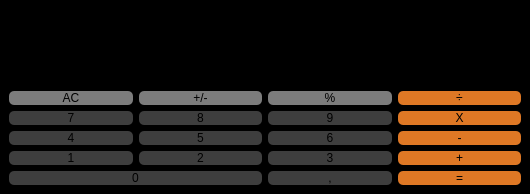
First picture: the form in mainwindow.ui, repository loganbaby/37_1, before the edit.
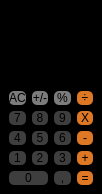
Second picture: the form after the edit.

The edit to the form file:
```diff
--- a/mainwindow.ui
+++ b/mainwindow.ui
@@ -6,7 +6,7 @@
    <rect>
     <x>0</x>
     <y>0</y>
-    <width>530</width>
+    <width>102</width>
     <height>194</height>
    </rect>
   </property>
@@ -18,33 +18,10 @@
   </property>
   <widget class="QWidget" name="centralwidget">
    <layout class="QGridLayout" name="gridLayout">
-    <item row="0" column="0" colspan="4">
-     <widget class="QLabel" name="label">
-      <property name="styleSheet">
-       <string notr="true">background-color: rgb(0, 0, 0);
-color:&quot;white&quot;;</string>
-      </property>
-      <property name="text">
-       <string>0</string>
-      </property>
-     </widget>
-    </item>
-    <item row="3" column="3">
-     <widget class="QPushButton" name="pushButton_minus">
-      <property name="styleSheet">
-       <string notr="true">QPushButton {
-   color:&quot;white&quot;;
-	background-color: rgb(222, 120, 37);
-border-radius:5px;
-}</string>
-      </property>
-      <property name="text">
-       <string>-</string>
-      </property>
-     </widget>
-    </item>
-    <item row="3" column="1">
-     <widget class="QPushButton" name="pushButton_num_5">
+    <item row="1" column="1" colspan="2">
+     <layout class="QGridLayout" name="gridLayout_2">
+      <item row="2" column="2">
+       <widget class="QPushButton" name="pushButton_num_9">
       <property name="styleSheet">
        <string notr="true">QPushButton {
    color:&quot;white&quot;;
@@ -55,7 +32,7 @@
 }</string>
       </property>
       <property name="text">
-       <string>5</string>
+         <string>9</string>
       </property>
      </widget>
     </item>
@@ -73,6 +50,22 @@
       </property>
      </widget>
     </item>
+      <item row="1" column="1">
+       <widget class="QPushButton" name="pushButton_change_tip">
+        <property name="styleSheet">
+         <string notr="true">QPushButton {
+   c
+	color: rgb(0, 0, 0);
+	
+	background-color: rgb(124, 124, 124);
+border-radius:5px;
+}</string>
+        </property>
+        <property name="text">
+         <string>+/-</string>
+        </property>
+       </widget>
+      </item>
     <item row="1" column="2">
      <widget class="QPushButton" name="pushButton_mod">
       <property name="styleSheet">
@@ -89,54 +82,6 @@
       </property>
      </widget>
     </item>
-    <item row="3" column="0">
-     <widget class="QPushButton" name="pushButton_num_4">
-      <property name="styleSheet">
-       <string notr="true">QPushButton {
-   color:&quot;white&quot;;
-	
-	
-	background-color: rgb(62, 62, 62);
-border-radius:5px;
-}</string>
-      </property>
-      <property name="text">
-       <string>4</string>
-      </property>
-     </widget>
-    </item>
-    <item row="4" column="2">
-     <widget class="QPushButton" name="pushButton_num_3">
-      <property name="styleSheet">
-       <string notr="true">QPushButton {
-   color:&quot;white&quot;;
-	
-	
-	background-color: rgb(62, 62, 62);
-border-radius:5px;
-}</string>
-      </property>
-      <property name="text">
-       <string>3</string>
-      </property>
-     </widget>
-    </item>
-    <item row="2" column="0">
-     <widget class="QPushButton" name="pushButton_num_7">
-      <property name="styleSheet">
-       <string notr="true">QPushButton {
-   color:&quot;white&quot;;
-	
-	
-	background-color: rgb(62, 62, 62);
-border-radius:5px;
-}</string>
-      </property>
-      <property name="text">
-       <string>7</string>
-      </property>
-     </widget>
-    </item>
     <item row="4" column="0">
      <widget class="QPushButton" name="pushButton_num_1">
       <property name="styleSheet">
@@ -153,6 +98,52 @@
       </property>
      </widget>
     </item>
+      <item row="2" column="1">
+       <widget class="QPushButton" name="pushButton_num_8">
+        <property name="styleSheet">
+         <string notr="true">QPushButton {
+   color:&quot;white&quot;;
+	
+	
+	background-color: rgb(62, 62, 62);
+border-radius:5px;
+}</string>
+        </property>
+        <property name="text">
+         <string>8</string>
+        </property>
+       </widget>
+      </item>
+      <item row="4" column="3">
+       <widget class="QPushButton" name="pushButton_plus">
+        <property name="styleSheet">
+         <string notr="true">QPushButton {
+   color:&quot;white&quot;;
+	background-color: rgb(222, 120, 37);
+border-radius:5px;
+}</string>
+        </property>
+        <property name="text">
+         <string>+</string>
+        </property>
+       </widget>
+      </item>
+      <item row="4" column="2">
+       <widget class="QPushButton" name="pushButton_num_3">
+        <property name="styleSheet">
+         <string notr="true">QPushButton {
+   color:&quot;white&quot;;
+	
+	
+	background-color: rgb(62, 62, 62);
+border-radius:5px;
+}</string>
+        </property>
+        <property name="text">
+         <string>3</string>
+        </property>
+       </widget>
+      </item>
     <item row="3" column="2">
      <widget class="QPushButton" name="pushButton_num_6">
       <property name="styleSheet">
@@ -169,54 +160,6 @@
       </property>
      </widget>
     </item>
-    <item row="5" column="0" colspan="2">
-     <widget class="QPushButton" name="pushButton_num_0">
-      <property name="styleSheet">
-       <string notr="true">QPushButton {
-   color:&quot;white&quot;;
-	
-	
-	background-color: rgb(62, 62, 62);
-border-radius:5px;
-}</string>
-      </property>
-      <property name="text">
-       <string>0</string>
-      </property>
-     </widget>
-    </item>
-    <item row="5" column="2">
-     <widget class="QPushButton" name="pushButton_dot">
-      <property name="styleSheet">
-       <string notr="true">QPushButton {
-   color:&quot;white&quot;;
-	
-	
-	background-color: rgb(62, 62, 62);
-border-radius:5px;
-}</string>
-      </property>
-      <property name="text">
-       <string>,</string>
-      </property>
-     </widget>
-    </item>
-    <item row="4" column="1">
-     <widget class="QPushButton" name="pushButton_num_2">
-      <property name="styleSheet">
-       <string notr="true">QPushButton {
-   color:&quot;white&quot;;
-	
-	
-	background-color: rgb(62, 62, 62);
-border-radius:5px;
-}</string>
-      </property>
-      <property name="text">
-       <string>2</string>
-      </property>
-     </widget>
-    </item>
     <item row="1" column="0">
      <widget class="QPushButton" name="pushButton_reroll">
       <property name="styleSheet">
@@ -247,52 +190,6 @@
       </property>
      </widget>
     </item>
-    <item row="2" column="1">
-     <widget class="QPushButton" name="pushButton_num_8">
-      <property name="styleSheet">
-       <string notr="true">QPushButton {
-   color:&quot;white&quot;;
-	
-	
-	background-color: rgb(62, 62, 62);
-border-radius:5px;
-}</string>
-      </property>
-      <property name="text">
-       <string>8</string>
-      </property>
-     </widget>
-    </item>
-    <item row="2" column="2">
-     <widget class="QPushButton" name="pushButton_num_9">
-      <property name="styleSheet">
-       <string notr="true">QPushButton {
-   color:&quot;white&quot;;
-	
-	
-	background-color: rgb(62, 62, 62);
-border-radius:5px;
-}</string>
-      </property>
-      <property name="text">
-       <string>9</string>
-      </property>
-     </widget>
-    </item>
-    <item row="4" column="3">
-     <widget class="QPushButton" name="pushButton_plus">
-      <property name="styleSheet">
-       <string notr="true">QPushButton {
-   color:&quot;white&quot;;
-	background-color: rgb(222, 120, 37);
-border-radius:5px;
-}</string>
-      </property>
-      <property name="text">
-       <string>+</string>
-      </property>
-     </widget>
-    </item>
     <item row="2" column="3">
      <widget class="QPushButton" name="pushButton_multiply">
       <property name="styleSheet">
@@ -307,21 +204,128 @@
       </property>
      </widget>
     </item>
-    <item row="1" column="1">
-     <widget class="QPushButton" name="pushButton_change_tip">
+      <item row="5" column="2">
+       <widget class="QPushButton" name="pushButton_dot">
       <property name="styleSheet">
        <string notr="true">QPushButton {
-   c
-	color: rgb(0, 0, 0);
+   color:&quot;white&quot;;
 	
-	background-color: rgb(124, 124, 124);
+	
+	background-color: rgb(62, 62, 62);
 border-radius:5px;
 }</string>
       </property>
       <property name="text">
-       <string>+/-</string>
-      </property>
-     </widget>
+         <string>,</string>
+        </property>
+       </widget>
+      </item>
+      <item row="4" column="1">
+       <widget class="QPushButton" name="pushButton_num_2">
+        <property name="styleSheet">
+         <string notr="true">QPushButton {
+   color:&quot;white&quot;;
+	
+	
+	background-color: rgb(62, 62, 62);
+border-radius:5px;
+}</string>
+        </property>
+        <property name="text">
+         <string>2</string>
+        </property>
+       </widget>
+      </item>
+      <item row="5" column="0" colspan="2">
+       <widget class="QPushButton" name="pushButton_num_0">
+        <property name="styleSheet">
+         <string notr="true">QPushButton {
+   color:&quot;white&quot;;
+	
+	
+	background-color: rgb(62, 62, 62);
+border-radius:5px;
+}</string>
+        </property>
+        <property name="text">
+         <string>0</string>
+        </property>
+       </widget>
+      </item>
+      <item row="2" column="0">
+       <widget class="QPushButton" name="pushButton_num_7">
+        <property name="styleSheet">
+         <string notr="true">QPushButton {
+   color:&quot;white&quot;;
+	
+	
+	background-color: rgb(62, 62, 62);
+border-radius:5px;
+}</string>
+        </property>
+        <property name="text">
+         <string>7</string>
+        </property>
+       </widget>
+      </item>
+      <item row="3" column="1">
+       <widget class="QPushButton" name="pushButton_num_5">
+        <property name="styleSheet">
+         <string notr="true">QPushButton {
+   color:&quot;white&quot;;
+	
+	
+	background-color: rgb(62, 62, 62);
+border-radius:5px;
+}</string>
+        </property>
+        <property name="text">
+         <string>5</string>
+        </property>
+       </widget>
+      </item>
+      <item row="3" column="3">
+       <widget class="QPushButton" name="pushButton_minus">
+        <property name="styleSheet">
+         <string notr="true">QPushButton {
+   color:&quot;white&quot;;
+	background-color: rgb(222, 120, 37);
+border-radius:5px;
+}</string>
+        </property>
+        <property name="text">
+         <string>-</string>
+        </property>
+       </widget>
+      </item>
+      <item row="3" column="0">
+       <widget class="QPushButton" name="pushButton_num_4">
+        <property name="styleSheet">
+         <string notr="true">QPushButton {
+   color:&quot;white&quot;;
+	
+	
+	background-color: rgb(62, 62, 62);
+border-radius:5px;
+}</string>
+        </property>
+        <property name="text">
+         <string>4</string>
+        </property>
+       </widget>
+      </item>
+      <item row="0" column="3">
+       <widget class="QLabel" name="label">
+        <property name="styleSheet">
+         <string notr="true">background-color: rgb(0, 0, 0);
+color:&quot;white&quot;;</string>
+        </property>
+        <property name="text">
+         <string>0</string>
+        </property>
+       </widget>
+      </item>
+     </layout>
     </item>
    </layout>
   </widget>
```
Lines whose indentation alone changed are shown as unchanged.
